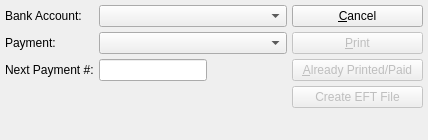
First picture: the form in guiclient/printCheck.ui, repository discountscott/qt-client, before the edit.
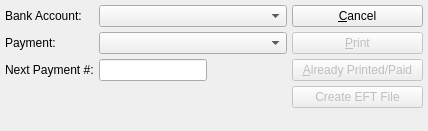
Second picture: the form after the edit. Custom widgets are drawn as their Qt base class.

Diff of the .ui file:
```diff
--- a/guiclient/printCheck.ui
+++ b/guiclient/printCheck.ui
@@ -14,7 +14,7 @@
     <x>0</x>
     <y>0</y>
     <width>428</width>
-    <height>140</height>
+    <height>131</height>
    </rect>
   </property>
   <property name="windowTitle">
```
